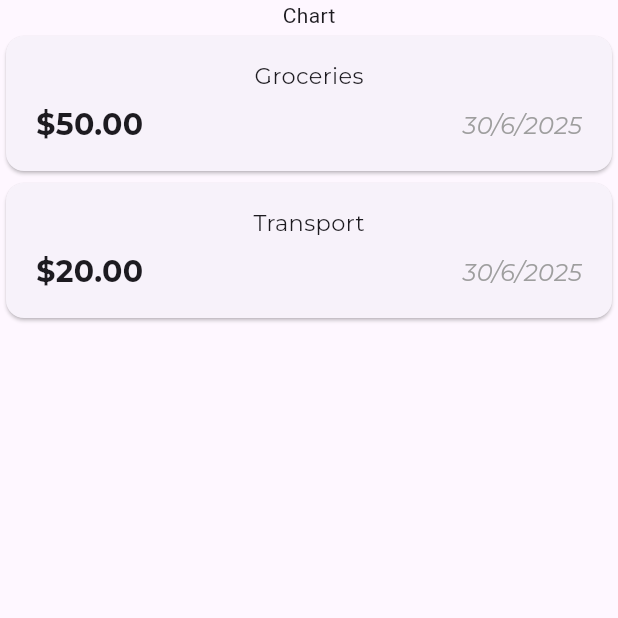
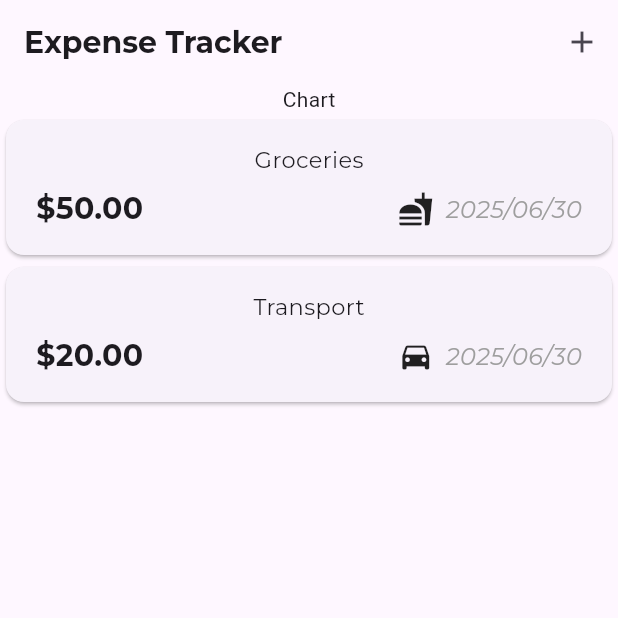
Before and after one commit to thanhnd3103/Flutter, a Flutter app: the screen it shows after launch, on a phone screen of 412 x 824 dp, the top half of it. Run offline on Flutter 3.47's test engine with Material 3 defaults, Android fonts, the phone set to English and light mode, and no system bars; our stand-ins replace google_fonts.

Commit message:
INFO: Intl package, appbar

```diff
--- a/cat_03_expense_tracker/lib/_models/expense.dart
+++ b/cat_03_expense_tracker/lib/_models/expense.dart
@@ -1,7 +1,10 @@
 import 'package:cat_03_expense_tracker/_utils/custom_enum.dart';
 import 'package:uuid/uuid.dart';
+import 'package:intl/intl.dart';
 
 const uuid = Uuid();
+
+final formatter = DateFormat('yyyy/MM/dd');
 
 class Expense {
   final String id;
@@ -16,4 +19,8 @@ class Expense {
     required this.date,
     required this.category,
   }) : id = uuid.v8();
+
+  String get formattedDate {
+    return formatter.format(date);
+  }
 }
--- a/cat_03_expense_tracker/lib/_utils/custom_enum.dart
+++ b/cat_03_expense_tracker/lib/_utils/custom_enum.dart
@@ -1,6 +1,15 @@
+import 'package:flutter/material.dart';
+
 enum Category {
   food,
   travel,
   leisure,
   work,
 }
+
+const categoryIcons = {
+  Category.food: Icons.fastfood,
+  Category.travel: Icons.directions_car,
+  Category.leisure: Icons.movie,
+  Category.work: Icons.work,
+};
--- a/cat_03_expense_tracker/lib/main.dart
+++ b/cat_03_expense_tracker/lib/main.dart
@@ -3,8 +3,9 @@ import 'package:flutter/material.dart';
 
 void main() {
   runApp(
-    const MaterialApp(
-      home: Home(),
+    MaterialApp(
+      theme: ThemeData(useMaterial3: true),
+      home: const Home(),
     ),
   );
 }
--- a/cat_03_expense_tracker/lib/screens/home.dart
+++ b/cat_03_expense_tracker/lib/screens/home.dart
@@ -2,6 +2,7 @@ import 'package:cat_03_expense_tracker/_models/expense.dart';
 import 'package:cat_03_expense_tracker/_utils/custom_enum.dart';
 import 'package:cat_03_expense_tracker/widgets/home/expense_list.dart';
 import 'package:flutter/material.dart';
+import 'package:google_fonts/google_fonts.dart';
 
 class Home extends StatefulWidget {
   const Home({super.key});
@@ -29,10 +30,25 @@ class _HomeState extends State<Home> {
   @override
   Widget build(context) {
     return Scaffold(
+      appBar: AppBar(
+        title: Text(
+          "Expense Tracker",
+          style: GoogleFonts.montserrat(
+            fontSize: 20.0,
+            fontWeight: FontWeight.bold,
+          ),
+        ),
+        actions: [
+          IconButton(
+            onPressed: () {},
+            icon: const Icon(Icons.add),
+          ),
+        ],
+      ),
       body: Column(
         children: [
           const Text("Chart"),
-          Expanded(child: ExpenseList(expenses: expenses))
+          Expanded(child: ExpenseList(expenses: expenses)),
         ],
       ),
     );
--- a/cat_03_expense_tracker/lib/widgets/home/expense_item.dart
+++ b/cat_03_expense_tracker/lib/widgets/home/expense_item.dart
@@ -1,4 +1,5 @@
 import 'package:cat_03_expense_tracker/_models/expense.dart';
+import 'package:cat_03_expense_tracker/_utils/custom_enum.dart';
 import 'package:flutter/material.dart';
 import 'package:google_fonts/google_fonts.dart';
 
@@ -34,8 +35,12 @@ class ExpenseItem extends StatelessWidget {
                   ),
                 ),
                 const Spacer(),
+                Row(
+                  children: [
+                    Icon(categoryIcons[expense.category] as IconData),
+                    const SizedBox(width: 8.0),
                     Text(
-                  "${expense.date.day}/${expense.date.month}/${expense.date.year}",
+                      expense.formattedDate,
                       style: GoogleFonts.montserrat(
                         fontSize: 16.0,
                         color: Colors.grey,
@@ -46,6 +51,8 @@ class ExpenseItem extends StatelessWidget {
                 ),
               ],
             ),
+          ],
+        ),
       ),
     );
   }
--- a/cat_03_expense_tracker/pubspec.yaml
+++ b/cat_03_expense_tracker/pubspec.yaml
@@ -36,6 +36,7 @@ dependencies:
   cupertino_icons: ^1.0.8
   uuid: ^4.5.1
   google_fonts: ^6.2.1
+  intl: ^0.20.2
 
 dev_dependencies:
   flutter_test:
```
Also changed, not shown: cat_03_expense_tracker/pubspec.lock. Lines whose indentation alone changed are shown as unchanged.
